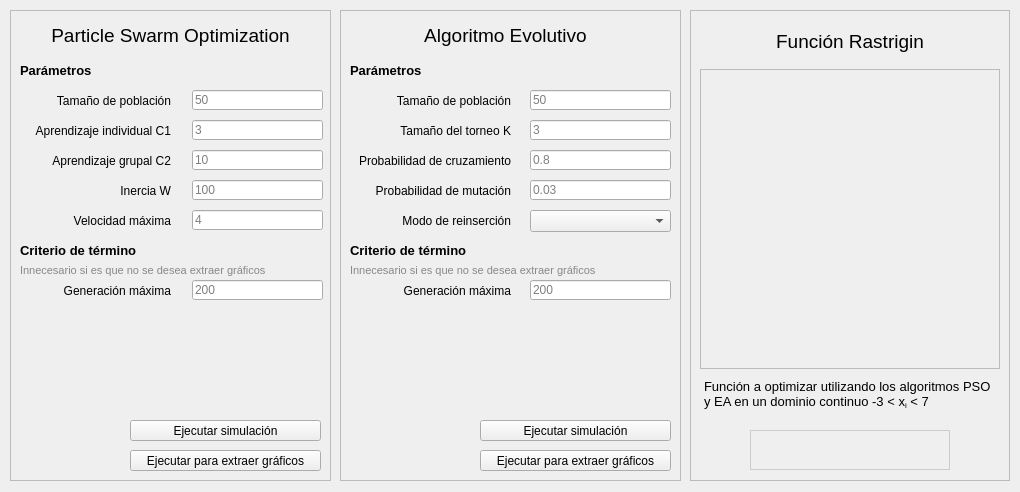
Old version of the form python/ui/qt_interfaz.ui in the repository shyupss/INFO257-PSO-EA.
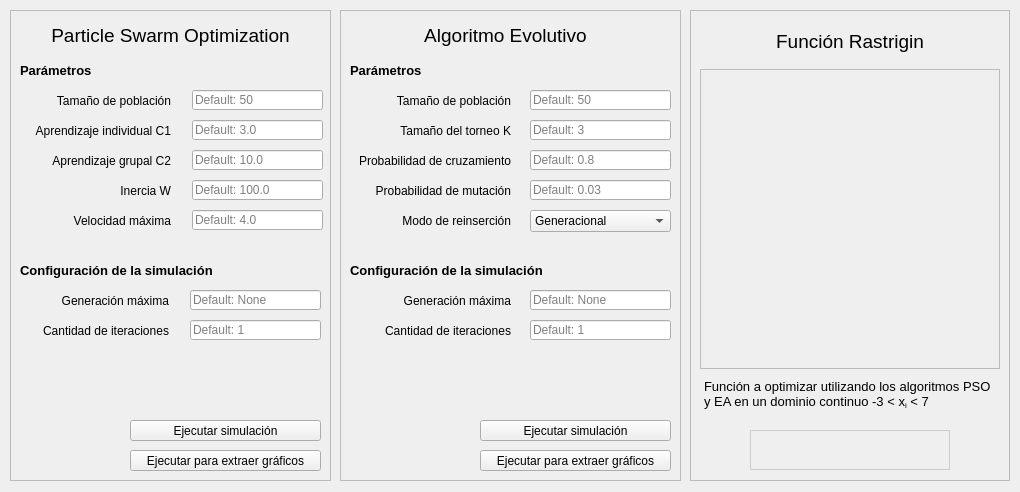
New version of the form. Icons and pictures are not drawn.

Commit message: interfaz ejecución python

Patch:
```diff
--- a/python/ui/qt_interfaz.ui
+++ b/python/ui/qt_interfaz.ui
@@ -71,7 +71,7 @@
       </rect>
      </property>
      <property name="placeholderText">
-      <string>50</string>
+      <string>Default: 50</string>
      </property>
     </widget>
     <widget class="QLineEdit" name="input_c1">
@@ -84,7 +84,7 @@
       </rect>
      </property>
      <property name="placeholderText">
-      <string>3</string>
+      <string>Default: 3.0</string>
      </property>
     </widget>
     <widget class="QLineEdit" name="input_c2">
@@ -97,7 +97,7 @@
       </rect>
      </property>
      <property name="placeholderText">
-      <string>10</string>
+      <string>Default: 10.0</string>
      </property>
     </widget>
     <widget class="QLineEdit" name="input_w">
@@ -110,7 +110,7 @@
       </rect>
      </property>
      <property name="placeholderText">
-      <string>100</string>
+      <string>Default: 100.0</string>
      </property>
     </widget>
     <widget class="QLineEdit" name="input_vel">
@@ -123,7 +123,7 @@
       </rect>
      </property>
      <property name="placeholderText">
-      <string>4</string>
+      <string>Default: 4.0</string>
      </property>
     </widget>
     <widget class="QLabel" name="label_6">
@@ -330,7 +330,7 @@
      <property name="geometry">
       <rect>
        <x>10</x>
-       <y>230</y>
+       <y>250</y>
        <width>301</width>
        <height>21</height>
       </rect>
@@ -349,35 +349,7 @@
 }</string>
      </property>
      <property name="text">
-      <string>Criterio de término</string>
-     </property>
-     <property name="alignment">
-      <set>Qt::AlignLeading|Qt::AlignLeft|Qt::AlignVCenter</set>
-     </property>
-    </widget>
-    <widget class="QLabel" name="label_18">
-     <property name="geometry">
-      <rect>
-       <x>10</x>
-       <y>250</y>
-       <width>301</width>
-       <height>20</height>
-      </rect>
-     </property>
-     <property name="font">
-      <font>
-       <family>Arial</family>
-       <pointsize>8</pointsize>
-      </font>
-     </property>
-     <property name="styleSheet">
-      <string notr="true">QLabel {
-	border: none;
-	color: #888888;
-}</string>
-     </property>
-     <property name="text">
-      <string>Innecesario si es que no se desea extraer gráficos</string>
+      <string>Configuración de la simulación</string>
      </property>
      <property name="alignment">
       <set>Qt::AlignLeading|Qt::AlignLeft|Qt::AlignVCenter</set>
@@ -386,21 +358,21 @@
     <widget class="QLineEdit" name="max_gen_pso">
      <property name="geometry">
       <rect>
-       <x>182</x>
-       <y>270</y>
+       <x>180</x>
+       <y>280</y>
        <width>131</width>
        <height>20</height>
       </rect>
      </property>
      <property name="placeholderText">
-      <string>200</string>
+      <string>Default: None</string>
      </property>
     </widget>
     <widget class="QLabel" name="label_22">
      <property name="geometry">
       <rect>
-       <x>10</x>
-       <y>270</y>
+       <x>8</x>
+       <y>280</y>
        <width>151</width>
        <height>21</height>
       </rect>
@@ -423,6 +395,46 @@
       <set>Qt::AlignRight|Qt::AlignTrailing|Qt::AlignVCenter</set>
      </property>
     </widget>
+    <widget class="QLineEdit" name="iter_pso">
+     <property name="geometry">
+      <rect>
+       <x>180</x>
+       <y>310</y>
+       <width>131</width>
+       <height>20</height>
+      </rect>
+     </property>
+     <property name="placeholderText">
+      <string>Default: 1</string>
+     </property>
+    </widget>
+    <widget class="QLabel" name="label_23">
+     <property name="geometry">
+      <rect>
+       <x>8</x>
+       <y>310</y>
+       <width>151</width>
+       <height>21</height>
+      </rect>
+     </property>
+     <property name="font">
+      <font>
+       <family>Arial</family>
+       <pointsize>9</pointsize>
+      </font>
+     </property>
+     <property name="styleSheet">
+      <string notr="true">QLabel {
+	border: none;
+}</string>
+     </property>
+     <property name="text">
+      <string>Cantidad de iteraciones</string>
+     </property>
+     <property name="alignment">
+      <set>Qt::AlignRight|Qt::AlignTrailing|Qt::AlignVCenter</set>
+     </property>
+    </widget>
    </widget>
    <widget class="QFrame" name="frame_2">
     <property name="geometry">
@@ -481,7 +493,7 @@
       </rect>
      </property>
      <property name="placeholderText">
-      <string>3</string>
+      <string>Default: 3</string>
      </property>
     </widget>
     <widget class="QLineEdit" name="input_pc">
@@ -494,7 +506,7 @@
       </rect>
      </property>
      <property name="placeholderText">
-      <string>0.8</string>
+      <string>Default: 0.8</string>
      </property>
     </widget>
     <widget class="QLabel" name="label_12">
@@ -588,7 +600,7 @@
       </rect>
      </property>
      <property name="placeholderText">
-      <string>0.03</string>
+      <string>Default: 0.03</string>
      </property>
     </widget>
     <widget class="QLineEdit" name="ea_n">
@@ -601,7 +613,7 @@
       </rect>
      </property>
      <property name="placeholderText">
-      <string>50</string>
+      <string>Default: 50</string>
      </property>
     </widget>
     <widget class="QLabel" name="label_11">
@@ -667,40 +679,22 @@
        <height>22</height>
       </rect>
      </property>
-    </widget>
-    <widget class="QLabel" name="label_20">
-     <property name="geometry">
-      <rect>
-       <x>10</x>
-       <y>250</y>
-       <width>301</width>
-       <height>20</height>
-      </rect>
-     </property>
-     <property name="font">
-      <font>
-       <family>Arial</family>
-       <pointsize>8</pointsize>
-      </font>
-     </property>
-     <property name="styleSheet">
-      <string notr="true">QLabel {
-	border: none;
-	color: #888888;
-}</string>
-     </property>
-     <property name="text">
-      <string>Innecesario si es que no se desea extraer gráficos</string>
-     </property>
-     <property name="alignment">
-      <set>Qt::AlignLeading|Qt::AlignLeft|Qt::AlignVCenter</set>
-     </property>
+     <item>
+      <property name="text">
+       <string>Generacional</string>
+      </property>
+     </item>
+     <item>
+      <property name="text">
+       <string>Steady state</string>
+      </property>
+     </item>
     </widget>
     <widget class="QLabel" name="label_19">
      <property name="geometry">
       <rect>
        <x>10</x>
-       <y>230</y>
+       <y>250</y>
        <width>301</width>
        <height>21</height>
       </rect>
@@ -719,7 +713,7 @@
 }</string>
      </property>
      <property name="text">
-      <string>Criterio de término</string>
+      <string>Configuración de la simulación</string>
      </property>
      <property name="alignment">
       <set>Qt::AlignLeading|Qt::AlignLeft|Qt::AlignVCenter</set>
@@ -794,7 +788,7 @@
      <property name="geometry">
       <rect>
        <x>190</x>
-       <y>270</y>
+       <y>280</y>
        <width>141</width>
        <height>20</height>
       </rect>
@@ -803,14 +797,14 @@
       <string/>
      </property>
      <property name="placeholderText">
-      <string>200</string>
+      <string>Default: None</string>
      </property>
     </widget>
     <widget class="QLabel" name="label_24">
      <property name="geometry">
       <rect>
        <x>10</x>
-       <y>270</y>
+       <y>280</y>
        <width>161</width>
        <height>21</height>
       </rect>
@@ -833,6 +827,46 @@
       <set>Qt::AlignRight|Qt::AlignTrailing|Qt::AlignVCenter</set>
      </property>
     </widget>
+    <widget class="QLabel" name="label_25">
+     <property name="geometry">
+      <rect>
+       <x>10</x>
+       <y>310</y>
+       <width>161</width>
+       <height>21</height>
+      </rect>
+     </property>
+     <property name="font">
+      <font>
+       <family>Arial</family>
+       <pointsize>9</pointsize>
+      </font>
+     </property>
+     <property name="styleSheet">
+      <string notr="true">QLabel {
+	border: none;
+}</string>
+     </property>
+     <property name="text">
+      <string>Cantidad de iteraciones</string>
+     </property>
+     <property name="alignment">
+      <set>Qt::AlignRight|Qt::AlignTrailing|Qt::AlignVCenter</set>
+     </property>
+    </widget>
+    <widget class="QLineEdit" name="iter_ea">
+     <property name="geometry">
+      <rect>
+       <x>190</x>
+       <y>310</y>
+       <width>141</width>
+       <height>20</height>
+      </rect>
+     </property>
+     <property name="placeholderText">
+      <string>Default: 1</string>
+     </property>
+    </widget>
    </widget>
    <widget class="QFrame" name="frame_3">
     <property name="geometry">
```
The commit also changes 4 other files.
